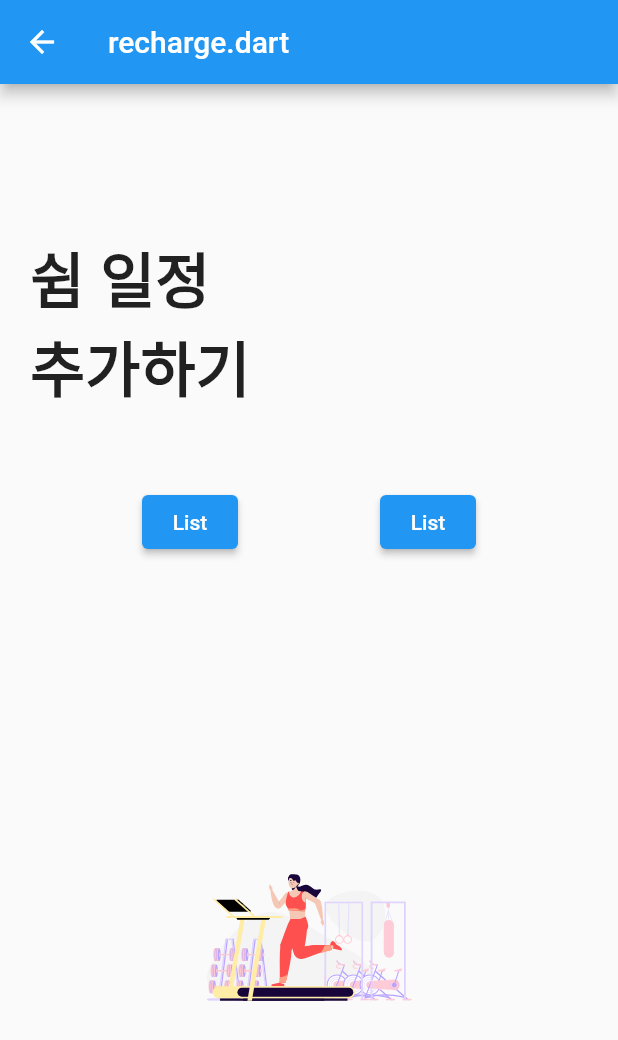
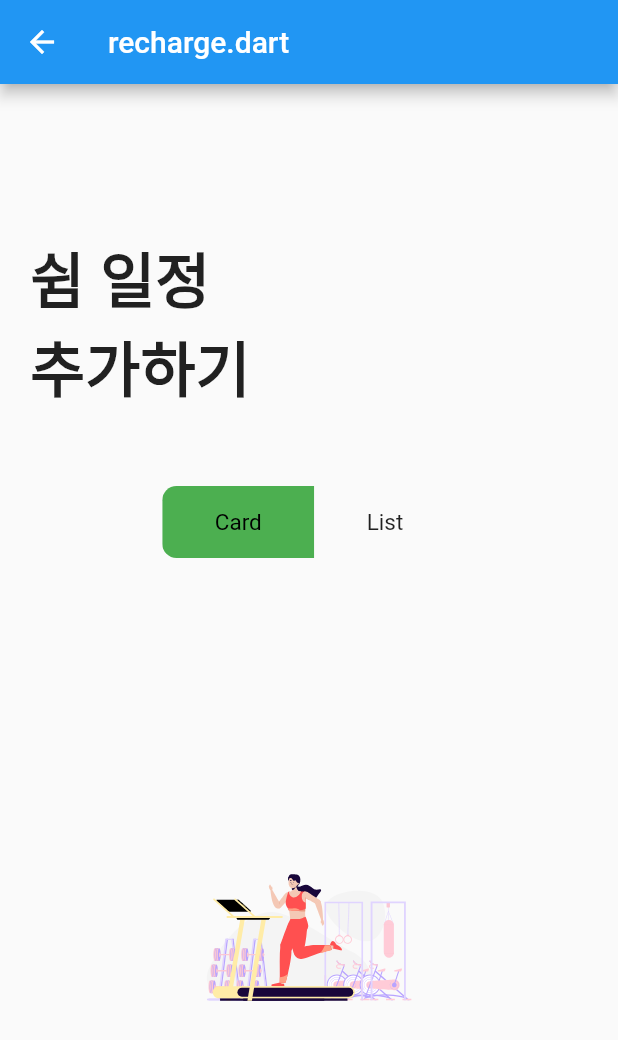
Before and after one commit to yujin9747/Schedule_management, a Flutter app: the screen it shows after launch, swiped to page 2, on a phone screen of 412 x 824 dp. Shown: the top 1040 px of the screen. Run offline on Flutter 3.47's test engine with Material 2 defaults, Android fonts, the phone set to English and light mode, and no system bars; drawn by our look-alikes of card_swiper; our stand-ins replace lottie.

Commit message:
recharge.dart : toggle button으로 변경

```diff
--- a/lib/Recharge.dart
+++ b/lib/Recharge.dart
@@ -30,7 +30,7 @@ class Recharge extends StatefulWidget{
 
 class _RechargeState extends State<Recharge>{
   // initial state : card view
-  bool isCardView = true;
+  List<bool> isSelected = [true, false];
   @override
   Widget build(BuildContext context) {
     return Scaffold(
@@ -51,35 +51,43 @@ class _RechargeState extends State<Recharge>{
             ],
           ),
           const SizedBox(height : 50),
-          Row(
-            mainAxisAlignment: MainAxisAlignment.spaceEvenly,
+          ToggleButtons(
+            onPressed: (index){
+              setState(() {
+                isSelected[index] = !isSelected[index];
+                if(index == 0) isSelected[1] = false;
+                else if(index == 1) isSelected[0] = false;
+              });
+            },
+            fillColor: Colors.green,
+            borderRadius: BorderRadius.circular(10),
+            selectedColor: Colors.black,
+            isSelected: isSelected,
             children: [
-              ElevatedButton(
-                onPressed: (){
-                  if(!isCardView){
-                    setState(() {
-                      isCardView = true;
-                    });
-                  }
-                  // if isCardView is true, nothing to do
-                },
-                child: Text('List'),
+              const Padding(
+                  padding: EdgeInsets.symmetric(horizontal: 35),
+                  child: Text(
+                    'Card',
+                    style: TextStyle(
+                      fontSize: 15,
+                    ),
+                  )
               ),
-              ElevatedButton(
-                onPressed: (){
-                  if(isCardView){
-                    setState(() {
-                      isCardView = false;
-                    });
-                  }
-                  // if isCardView is false, nothing to do
-                },
-                child: Text('List'),
+              const Padding(
+                  padding: EdgeInsets.symmetric(horizontal: 35),
+                  child: Text(
+                    'List',
+                    style: TextStyle(
+                      fontSize: 15,
+                    ),
+                  )
               ),
             ],
+            renderBorder: false,
+            //constraints: const BoxConstraints.expand(height: 25,width: 34),
           ),
           const SizedBox(height : 50),
-          isCardView? Expanded(child: swipeCardBuilder(list: widget.rechargeCardList,))
+          isSelected[0]? Expanded(child: swipeCardBuilder(list: widget.rechargeCardList,))
               : Expanded(child: cardListBuilder(list: widget.rechargeCardList,)),
         ],
       ),
```
